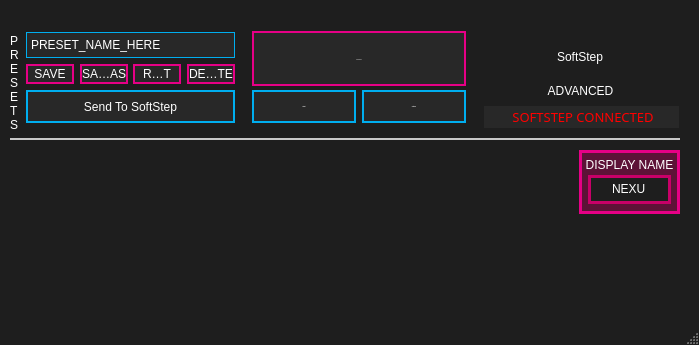
This is standalone/advanced/forms/mainwindowWin.ui in Muse-Kinetics/softstep_editor as Qt 5 draws it before an edit. The edited form follows.
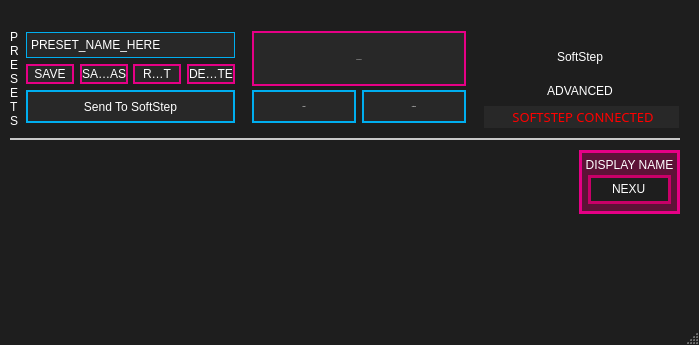
This is the edited form. Icons and pictures are not drawn.

Diff of the .ui file:
```diff
--- a/standalone/advanced/forms/mainwindowWin.ui
+++ b/standalone/advanced/forms/mainwindowWin.ui
@@ -142,63 +142,108 @@
 	font: 7pt &quot;Corbel&quot;;
 }
 
-/*----------- QComboBox ------------*/
-QComboBox
-{
-	font: 8pt &quot;Corbel&quot;;
-	border: 2px solid rgb(0,174,239);
-	background-color: rgb(28, 28, 29);
-	color: white;
- }
-
-QComboBox QListView
-{
-	background-color: rgb(40, 40, 40);
-	border: transparent;
-	padding-left: 3px;
-	padding-right: 3px;
-	min-width: 35px;
-}
-
-QComboBox::item:alternate
-{
-	background: rgb(90, 90, 90);
-}
-
-QComboBox::item:selected
-{
-	border: 1px solid transparent;
-	background: rgb(0,174,239);
-}
-
-QComboBox::indicator
-{
-	background-color: transparent;
-	selection-background-color: transparent;
-	color: transparent;
-	selection-color: white;
-}
-
-QComboBox::drop-down
-{
-	width: 1px;
-	height: 1px;
-	subcontrol-origin: margin;
-	subcontrol-position: right center;
-	border-left-width: 0px;
-	border-right-width: 0px;
-	border-top-width: 0px;
-	border-bottom-width: 0px;
-}
-
 QComboBox::down-arrow
 {
 	border: none;
 	background: none;
-	image: url(:/resources/setlist_combobox_menu_arrows.png);
-	padding-right: 20px;
+	image: url(:/resources/setlist_combobox_menu_arrows.svg);
+	padding-right: 12px;
+    width: 14px;
+    height: 14px;
 }
-</string>
+
+/*----------- QComboBox ------------*/
+QComboBox
+{
+	font: 8pt &quot;Corbel&quot;;
+	border: 1px solid rgb(0,174,239);
+	background: rgb(40, 40, 40);
+	color: white;
+	padding: 1px 3px 1px 4px;
+ }
+
+QComboBox QListView
+{
+	background-color: rgb(40, 40, 40);
+	border: transparent;
+	font: 8px &quot;Corbel&quot;;
+	color: white;
+	padding-left: 3px;
+	padding-right: 3px;
+	min-width: 35px;
+}
+
+QComboBox::item:alternate
+{
+	background: rgb(90, 90, 90);
+}
+
+QComboBox::item:selected
+{
+	border: 1px solid transparent;
+	background: rgb(0,174,239);
+}
+
+QComboBox::indicator
+{
+	background-color: transparent;
+	selection-background-color: transparent;
+	color: transparent;
+	selection-color: white;
+}
+
+QComboBox::drop-down
+{
+	width: 1px;
+	height: 1px;
+	subcontrol-origin: margin;
+	subcontrol-position: right center;
+	border-left-width: 0px;
+	border-right-width: 0px;
+	border-top-width: 0px;
+	border-bottom-width: 0px;
+	padding: 1px 1px 1px 4px;
+}
+
+QComboBox QAbstractItemView QScrollBar:vertical {
+	background: black;
+/* margin sets up how far the handle can travel */
+	margin: 0px 0px 0px 0px;
+	border: none;
+}
+
+/* Sets up the color and height of handle */
+QComboBox QAbstractItemView QScrollBar::handle:vertical {
+	background: rgb(0,174,239);
+	border: none;
+}
+
+/* This remvoes the bottom button by setting the height to 0px */
+QComboBox QAbstractItemView QScrollBar::add-line:vertical {
+	height: 0px;
+	subcontrol-position: bottom;
+	subcontrol-origin: margin;
+	border: none;
+}
+
+/* This remvoes the top button by setting the height to 0px */
+QComboBox QAbstractItemView QScrollBar::sub-line:vertical {
+	height: 0px;
+	subcontrol-position: top;
+	subcontrol-origin: margin;
+	border: none;
+}
+
+/* need this to get rid of crosshatching on scrollbar background */
+QComboBox QAbstractItemView QScrollBar::add-page:vertical, QScrollBar::sub-page:vertical {
+	background: none;
+	border: none;
+}
+
+QToolTip
+{
+	min-height: 18px;
+}</string>
      </property>
      <property name="frameShape">
       <enum>QFrame::StyledPanel</enum>
@@ -880,9 +925,9 @@
    <widget class="QLabel" name="label_5">
     <property name="geometry">
      <rect>
-      <x>520</x>
+      <x>483</x>
       <y>80</y>
-      <width>121</width>
+      <width>194</width>
       <height>21</height>
      </rect>
     </property>
@@ -935,7 +980,7 @@
     <property name="geometry">
      <rect>
       <x>10</x>
-      <y>34</y>
+      <y>30</y>
       <width>10</width>
       <height>100</height>
      </rect>
```
Left out of the diff: 77 changed lines with no effect on the pictures.
